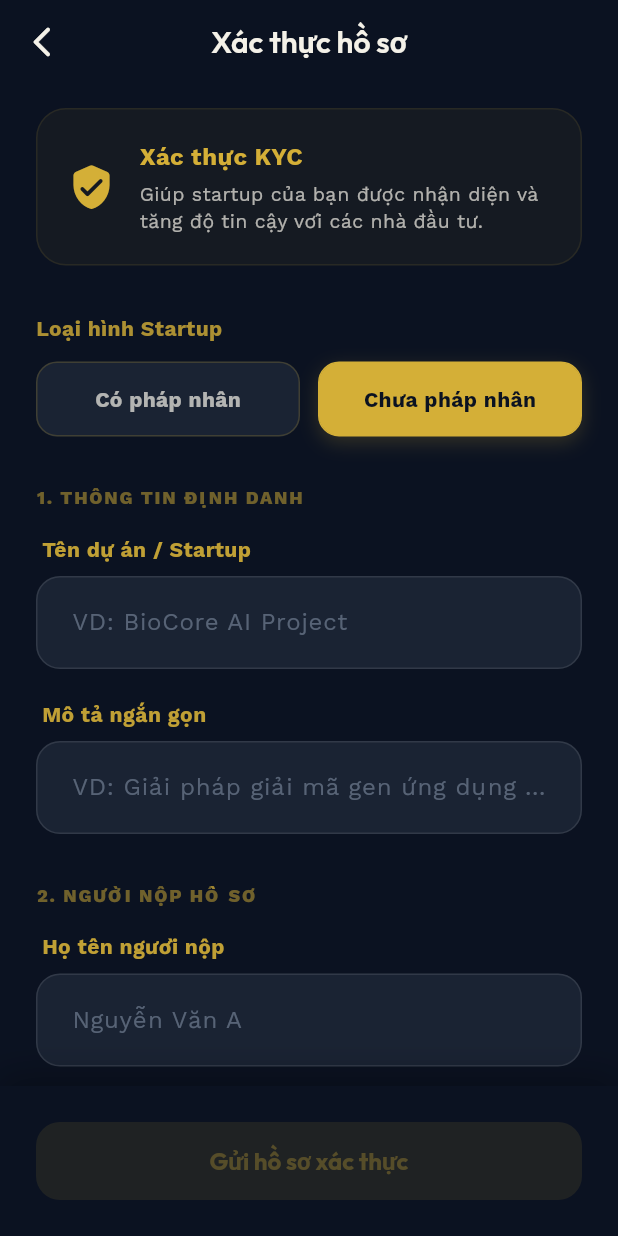
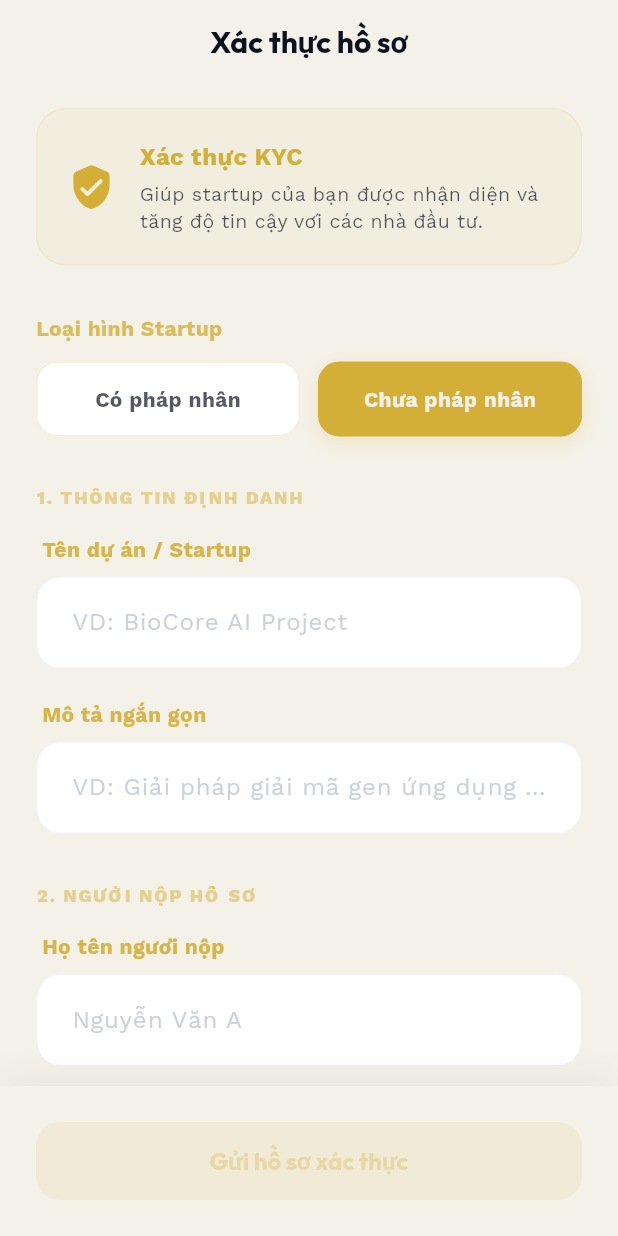
Before and after one commit to TN1515/aisep_capstone_mobile, a Flutter app: the KycFormView screen opened directly with empty values, after a tap on "Bắt đầu xác thực hồ sơ", on a phone screen of 412 x 824 dp. Run offline on Flutter 3.47's test engine with Material 3 defaults, Android fonts, the phone set to English and light mode, and no system bars; our stand-ins replace animate_do, google_fonts, lucide_icons, smooth_page_indicator; accounts and stored records are empty.

Commit message:
fix: standardize KYC module UI and fix syntax consistency

```diff
--- a/lib/features/kyc/views/kyc_form_view.dart
+++ b/lib/features/kyc/views/kyc_form_view.dart
@@ -37,31 +37,15 @@ class _KycFormViewState extends State<KycFormView> {
 
   @override
   Widget build(BuildContext context) {
-    return Theme(
-      data: StartupOnboardingTheme.darkTheme,
-      child: Scaffold(
-        backgroundColor: StartupOnboardingTheme.navyBg,
+    final theme = Theme.of(context);
+
+    return Scaffold(
+      backgroundColor: theme.scaffoldBackgroundColor,
         appBar: AppBar(
           backgroundColor: Colors.transparent,
           elevation: 0,
-          leading: IconButton(
-            onPressed: () {
-              if (widget.onBack != null) {
-                widget.onBack!();
-              } else {
-                Navigator.of(context).pop();
-              }
-            },
-            icon: const Icon(Icons.arrow_back_ios_new_rounded, color: StartupOnboardingTheme.softIvory),
-          ),
-          title: Text(
-            'Xác thực hồ sơ',
-            style: GoogleFonts.outfit(
-              fontSize: 20,
-              fontWeight: FontWeight.w600,
-              color: StartupOnboardingTheme.softIvory,
-            ),
-          ),
+          automaticallyImplyLeading: false,
+          title: const Text('Xác thực hồ sơ'),
           centerTitle: true,
         ),
         body: ListenableBuilder(
@@ -112,7 +96,6 @@ class _KycFormViewState extends State<KycFormView> {
             );
           },
         ),
-      ),
     );
   }
 
@@ -131,7 +114,7 @@ class _KycFormViewState extends State<KycFormView> {
             style: GoogleFonts.outfit(
               fontSize: 12,
               fontWeight: FontWeight.bold,
-              color: StartupOnboardingTheme.goldAccent.withOpacity(0.5),
+              color: Theme.of(context).primaryColor.withOpacity(0.5),
               letterSpacing: 1.2,
             ),
           ),
@@ -156,7 +139,7 @@ class _KycFormViewState extends State<KycFormView> {
 
     switch (status) {
       case KycStatus.pending:
-        color = StartupOnboardingTheme.goldAccent;
+        color = Theme.of(context).primaryColor;
         icon = Icons.hourglass_empty_rounded;
         title = 'Đang chờ duyệt';
         message = 'Hồ sơ KYC của bạn đang được các chuyên gia AISEP thẩm định kỹ lưỡng.';
@@ -174,7 +157,7 @@ class _KycFormViewState extends State<KycFormView> {
         message = _viewModel.rejectionReason ?? 'Hồ sơ không đáp ứng tiêu chuẩn. Vui lòng cập nhật lại.';
         break;
       default:
-        color = StartupOnboardingTheme.goldAccent;
+        color = Theme.of(context).primaryColor;
         icon = Icons.shield_outlined;
         title = 'Chưa xác thực';
         message = 'Xác thực hồ sơ KYC để mở khóa toàn bộ quyền lợi hỗ trợ từ mạng lưới nhà đầu tư.';
@@ -184,7 +167,7 @@ class _KycFormViewState extends State<KycFormView> {
       child: Container(
         padding: const EdgeInsets.all(24),
         decoration: BoxDecoration(
-          color: StartupOnboardingTheme.navySurface,
+          color: Theme.of(context).cardColor,
           borderRadius: BorderRadius.circular(24),
           border: Border.all(color: color.withOpacity(0.2)),
         ),
@@ -209,7 +192,7 @@ class _KycFormViewState extends State<KycFormView> {
               textAlign: TextAlign.center,
               style: GoogleFonts.workSans(
                 fontSize: 14,
-                color: StartupOnboardingTheme.softIvory.withOpacity(0.7),
+                color: Theme.of(context).textTheme.bodyLarge?.color?.withOpacity(0.7),
                 height: 1.5,
               ),
             ),
@@ -226,13 +209,13 @@ class _KycFormViewState extends State<KycFormView> {
           width: 32,
           height: 32,
           decoration: BoxDecoration(
-            color: isCompleted ? StartupOnboardingTheme.goldAccent : StartupOnboardingTheme.navySurface,
+            color: isCompleted ? Theme.of(context).primaryColor : Theme.of(context).cardColor,
             shape: BoxShape.circle,
-            border: Border.all(color: StartupOnboardingTheme.goldAccent.withOpacity(0.3)),
+            border: Border.all(color: Theme.of(context).primaryColor.withOpacity(0.3)),
           ),
           child: Center(
             child: isCompleted
-              ? const Icon(Icons.check, size: 16, color: StartupOnboardingTheme.navyBg)
+              ? Icon(Icons.check, size: 16, color: Theme.of(context).scaffoldBackgroundColor)
               : Text('$step', style: const TextStyle(fontWeight: FontWeight.bold, fontSize: 12)),
           ),
         ),
@@ -245,7 +228,7 @@ class _KycFormViewState extends State<KycFormView> {
                 title,
                 style: GoogleFonts.workSans(
                   fontWeight: FontWeight.bold,
-                  color: isCompleted ? StartupOnboardingTheme.softIvory : StartupOnboardingTheme.softIvory.withOpacity(0.4),
+                  color: isCompleted ? Theme.of(context).textTheme.bodyLarge?.color : Theme.of(context).textTheme.bodyLarge?.color?.withOpacity(0.4),
                   fontSize: 15,
                 ),
               ),
@@ -253,7 +236,7 @@ class _KycFormViewState extends State<KycFormView> {
                 sub,
                 style: GoogleFonts.workSans(
                   fontSize: 12,
-                  color: StartupOnboardingTheme.slateGray.withOpacity(0.8),
+                  color: Theme.of(context).textTheme.bodyMedium?.color,
                 ),
               ),
             ],
@@ -268,7 +251,7 @@ class _KycFormViewState extends State<KycFormView> {
       margin: const EdgeInsets.only(left: 15, top: 2, bottom: 2),
       width: 2,
       height: 30,
-      color: isCompleted ? StartupOnboardingTheme.goldAccent : StartupOnboardingTheme.navySurface,
+      color: isCompleted ? Theme.of(context).primaryColor : Theme.of(context).dividerColor,
     );
   }
 
@@ -291,7 +274,7 @@ class _KycFormViewState extends State<KycFormView> {
             onPressed: () => Navigator.pop(context),
             child: Text(
               'Quay lại Dashboard',
-              style: GoogleFonts.workSans(color: StartupOnboardingTheme.softIvory.withOpacity(0.5)),
+              style: GoogleFonts.workSans(color: Theme.of(context).textTheme.bodyLarge?.color?.withOpacity(0.5)),
             ),
           ),
       ],
@@ -304,13 +287,13 @@ class _KycFormViewState extends State<KycFormView> {
       child: Container(
         padding: const EdgeInsets.all(20),
         decoration: BoxDecoration(
-          color: StartupOnboardingTheme.goldAccent.withOpacity(0.05),
+          color: Theme.of(context).primaryColor.withOpacity(0.05),
           borderRadius: BorderRadius.circular(20),
-          border: Border.all(color: StartupOnboardingTheme.goldAccent.withOpacity(0.1)),
+          border: Border.all(color: Theme.of(context).primaryColor.withOpacity(0.1)),
         ),
         child: Row(
           children: [
-            const Icon(Icons.verified_user_rounded, color: StartupOnboardingTheme.goldAccent, size: 32),
+            Icon(Icons.verified_user_rounded, color: Theme.of(context).primaryColor, size: 32),
             const SizedBox(width: 16),
             Expanded(
               child: Column(
@@ -321,7 +304,7 @@ class _KycFormViewState extends State<KycFormView> {
                     style: GoogleFonts.workSans(
                       fontSize: 16,
                       fontWeight: FontWeight.bold,
-                      color: StartupOnboardingTheme.goldAccent,
+                      color: Theme.of(context).primaryColor,
                     ),
                   ),
                   const SizedBox(height: 4),
@@ -329,7 +312,7 @@ class _KycFormViewState extends State<KycFormView> {
                     'Giúp startup của bạn được nhận diện và tăng độ tin cậy với các nhà đầu tư.',
                     style: GoogleFonts.workSans(
                       fontSize: 13,
-                      color: StartupOnboardingTheme.softIvory.withOpacity(0.7),
+                      color: Theme.of(context).textTheme.bodyLarge?.color?.withOpacity(0.7),
                       height: 1.4,
                     ),
                   ),
@@ -351,7 +334,7 @@ class _KycFormViewState extends State<KycFormView> {
           style: GoogleFonts.workSans(
             fontSize: 14,
             fontWeight: FontWeight.bold,
-            color: StartupOnboardingTheme.goldAccent.withOpacity(0.8),
+            color: Theme.of(context).primaryColor.withOpacity(0.8),
           ),
         ),
         const SizedBox(height: 12),
@@ -385,14 +368,14 @@ class _KycFormViewState extends State<KycFormView> {
         duration: const Duration(milliseconds: 300),
         padding: const EdgeInsets.symmetric(vertical: 14),
         decoration: BoxDecoration(
-          color: isSelected ? StartupOnboardingTheme.goldAccent : StartupOnboardingTheme.navySurface,
+          color: isSelected ? Theme.of(context).primaryColor : Theme.of(context).cardColor,
           borderRadius: BorderRadius.circular(14),
           border: Border.all(
-            color: isSelected ? StartupOnboardingTheme.goldAccent : StartupOnboardingTheme.goldAccent.withOpacity(0.2),
+            color: isSelected ? Theme.of(context).primaryColor : Theme.of(context).primaryColor.withOpacity(0.2),
           ),
           boxShadow: isSelected ? [
             BoxShadow(
-              color: StartupOnboardingTheme.goldAccent.withOpacity(0.2),
+              color: Theme.of(context).primaryColor.withOpacity(0.2),
               blurRadius: 10,
               offset: const Offset(0, 4),
             )
@@ -404,7 +387,7 @@ class _KycFormViewState extends State<KycFormView> {
             style: GoogleFonts.workSans(
               fontSize: 14,
               fontWeight: FontWeight.bold,
-              color: isSelected ? StartupOnboardingTheme.navyBg : StartupOnboardingTheme.softIvory.withOpacity(0.7),
+              color: isSelected ? Theme.of(context).scaffoldBackgroundColor : Theme.of(context).textTheme.bodyLarge?.color?.withOpacity(0.7),
             ),
           ),
         ),
@@ -419,7 +402,7 @@ class _KycFormViewState extends State<KycFormView> {
         fontSize: 12,
         letterSpacing: 1.2,
         fontWeight: FontWeight.w800,
-        color: StartupOnboardingTheme.goldAccent.withOpacity(0.5),
+        color: Theme.of(context).primaryColor.withOpacity(0.5),
       ),
     );
   }
@@ -462,7 +445,6 @@ class _KycFormViewState extends State<KycFormView> {
           controller: _viewModel.workEmailController,
           keyboardType: TextInputType.emailAddress,
         ),
-        const SizedBox(height: 20),
         const SizedBox(height: 20),
         StartupDropdownField(
           label: 'Vai trò của bạn',
@@ -512,10 +494,10 @@ class _KycFormViewState extends State<KycFormView> {
               child: Checkbox(
                 value: _viewModel.isCommitted,
                 onChanged: _viewModel.setCommitted,
-                activeColor: StartupOnboardingTheme.goldAccent,
-                checkColor: StartupOnboardingTheme.navyBg,
+                activeColor: Theme.of(context).primaryColor,
+                checkColor: Theme.of(context).scaffoldBackgroundColor,
                 shape: RoundedRectangleBorder(borderRadius: BorderRadius.circular(4)),
-                side: BorderSide(color: StartupOnboardingTheme.goldAccent.withOpacity(0.5)),
+                side: BorderSide(color: Theme.of(context).primaryColor.withOpacity(0.5)),
               ),
             ),
             const SizedBox(width: 12),
@@ -524,7 +506,7 @@ class _KycFormViewState extends State<KycFormView> {
                 'Tôi cam kết các thông tin cung cấp trên là hoàn toàn trung thực và chịu trách nhiệm về tính pháp lý của các tài liệu đính kèm.',
                 style: GoogleFonts.workSans(
                   fontSize: 13,
-                  color: StartupOnboardingTheme.softIvory.withOpacity(0.8),
+                  color: Theme.of(context).textTheme.bodyLarge?.color?.withOpacity(0.8),
                   height: 1.5,
                 ),
               ),
@@ -542,10 +524,10 @@ class _KycFormViewState extends State<KycFormView> {
     return Container(
       padding: const EdgeInsets.all(24),
       decoration: BoxDecoration(
-        color: StartupOnboardingTheme.navyBg,
+        color: Theme.of(context).scaffoldBackgroundColor,
         boxShadow: [
           BoxShadow(
-            color: Colors.black.withOpacity(0.3),
+            color: Colors.black.withOpacity(Theme.of(context).brightness == Brightness.dark ? 0.3 : 0.05),
             blurRadius: 20,
             offset: const Offset(0, -5),
           ),
@@ -558,15 +540,15 @@ class _KycFormViewState extends State<KycFormView> {
           child: ElevatedButton(
             onPressed: canSubmit ? () => _viewModel.submitKyc(context) : null,
             style: ElevatedButton.styleFrom(
-              backgroundColor: isDone ? Colors.grey.withOpacity(0.1) : StartupOnboardingTheme.goldAccent,
-              disabledBackgroundColor: StartupOnboardingTheme.goldAccent.withOpacity(0.1),
-              disabledForegroundColor: StartupOnboardingTheme.goldAccent.withOpacity(0.3),
+              backgroundColor: isDone ? Colors.grey.withOpacity(0.1) : Theme.of(context).primaryColor,
+              disabledBackgroundColor: Theme.of(context).primaryColor.withOpacity(0.1),
+              disabledForegroundColor: Theme.of(context).primaryColor.withOpacity(0.3),
             ),
             child: _viewModel.isLoading
-              ? const SizedBox(
+              ? SizedBox(
                   height: 20,
                   width: 20,
-                  child: CircularProgressIndicator(strokeWidth: 2, color: StartupOnboardingTheme.navyBg)
+                  child: CircularProgressIndicator(strokeWidth: 2, color: Theme.of(context).scaffoldBackgroundColor)
                 )
               : Text(isDone ? 'Đang trong quá trình xét duyệt' : 'Gửi hồ sơ xác thực'),
           ),
--- a/lib/features/kyc/widgets/kyc_file_upload_card.dart
+++ b/lib/features/kyc/widgets/kyc_file_upload_card.dart
@@ -43,7 +43,7 @@ class KycFileUploadCard extends StatelessWidget {
             width: double.infinity,
             padding: const EdgeInsets.all(24),
             decoration: BoxDecoration(
-              color: StartupOnboardingTheme.navySurface,
+              color: Theme.of(context).cardColor,
               borderRadius: BorderRadius.circular(16),
               border: Border.all(
                 color: fileName != null
@@ -77,7 +77,7 @@ class KycFileUploadCard extends StatelessWidget {
                                   style: GoogleFonts.workSans(
                                     fontSize: 16,
                                     fontWeight: FontWeight.w600,
-                                    color: StartupOnboardingTheme.softIvory,
+                                    color: Theme.of(context).textTheme.bodyLarge?.color,
                                   ),
                                   maxLines: 1,
                                   overflow: TextOverflow.ellipsis,
@@ -114,7 +114,7 @@ class KycFileUploadCard extends StatelessWidget {
                             style: GoogleFonts.workSans(
                               fontSize: 16,
                               fontWeight: FontWeight.bold,
-                              color: StartupOnboardingTheme.softIvory,
+                              color: Theme.of(context).textTheme.bodyLarge?.color,
                             ),
                           ),
                           const SizedBox(height: 4),
```
Also changed, not shown: lib/features/kyc/views/kyc_intro_view.dart (+6 -8 lines), lib/features/kyc/views/kyc_review_view.dart (+11 -21 lines), lib/features/kyc/views/kyc_status_view.dart (+6 -9 lines), lib/features/kyc/views/kyc_type_selection_view.dart (+8 -10 lines).
